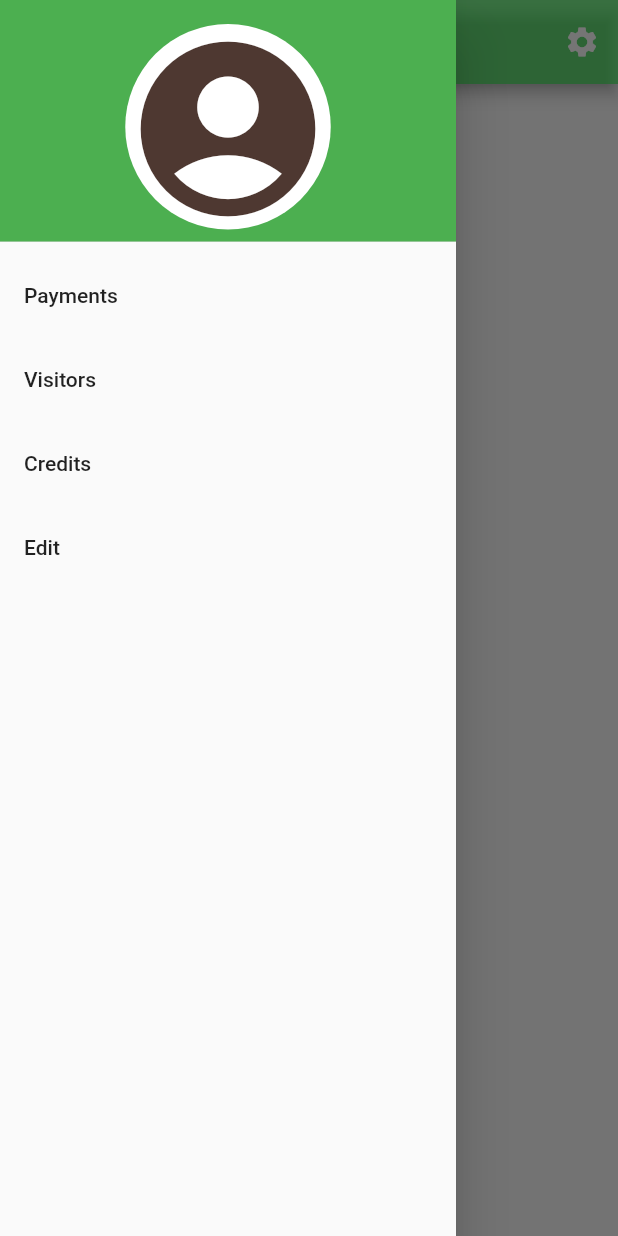
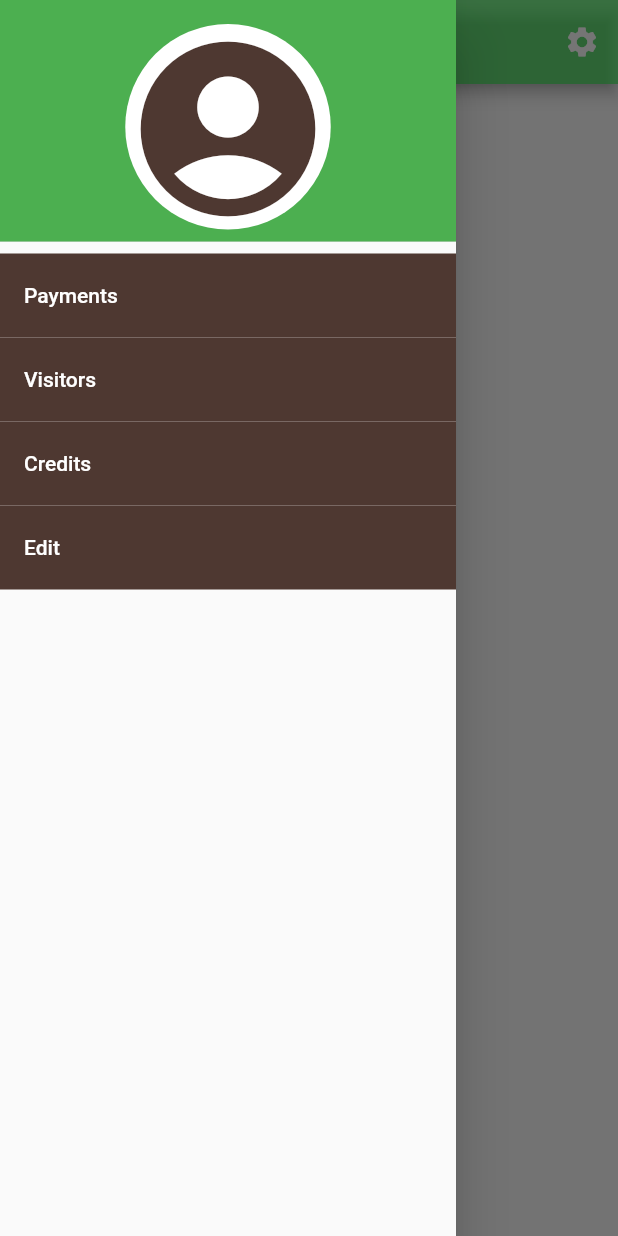
Before and after one commit to deepaksoni1010101/demo, a Flutter app: the screen it shows after launch, with the side drawer open, on a phone screen of 412 x 824 dp. Run offline on Flutter 3.47's test engine with Material 2 defaults, Android fonts, the phone set to English and light mode, and no system bars.

Commit message:
some changes

```diff
--- a/lib/main.dart
+++ b/lib/main.dart
@@ -7,40 +7,20 @@ void main() {
 class MyApp extends StatelessWidget {
   const MyApp({Key? key}) : super(key: key);
 
-  // This widget is the root of your application.
   @override
   Widget build(BuildContext context) {
     return MaterialApp(
       title: 'Flutter Demo',
       theme: ThemeData(
-        // This is the theme of your application.
-        //
-        // Try running your application with "flutter run". You'll see the
-        // application has a blue toolbar. Then, without quitting the app, try
-        // changing the primarySwatch below to Colors.green and then invoke
-        // "hot reload" (press "r" in the console where you ran "flutter run",
-        // or simply save your changes to "hot reload" in a Flutter IDE).
-        // Notice that the counter didn't reset back to zero; the application
-        // is not restarted.
         primarySwatch: Colors.blue,
       ),
-      home: const MyHomePage(title: 'Welcome'),
+      home: const MyHomePage(title: 'Demo App'),
     );
   }
 }
 
 class MyHomePage extends StatefulWidget {
   const MyHomePage({Key? key, required this.title}) : super(key: key);
-
-  // This widget is the home page of your application. It is stateful, meaning
-  // that it has a State object (defined below) that contains fields that affect
-  // how it looks.
-
-  // This class is the configuration for the state. It holds the values (in this
-  // case the title) provided by the parent (in this case the App widget) and
-  // used by the build method of the State. Fields in a Widget subclass are
-  // always marked "final".
-
   final String title;
 
   @override
@@ -52,11 +32,6 @@ class _MyHomePageState extends State<MyHomePage> {
 
   void _incrementCounter() {
     setState(() {
-      // This call to setState tells the Flutter framework that something has
-      // changed in this State, which causes it to rerun the build method below
-      // so that the display can reflect the updated values. If we changed
-      // _counter without calling setState(), then the build method would not be
-      // called again, and so nothing would appear to happen.
       _counter++;
     });
   }
@@ -98,16 +73,24 @@ class _MyHomePageState extends State<MyHomePage> {
               ),
             ),
             ListTile(
+              tileColor: Color.fromARGB(255, 78, 56, 49),
+              textColor: Colors.white,
               title: Text('Payments'),
             ),
             ListTile(
               title: Text('Visitors'),
+              tileColor: Color.fromARGB(255, 78, 56, 49),
+              textColor: Colors.white,
             ),
             ListTile(
               title: Text('Credits'),
+              tileColor: Color.fromARGB(255, 78, 56, 49),
+              textColor: Colors.white,
             ),
             ListTile(
               title: Text('Edit'),
+              tileColor: Color.fromARGB(255, 78, 56, 49),
+              textColor: Colors.white,
             ),
           ],
         ),
```
